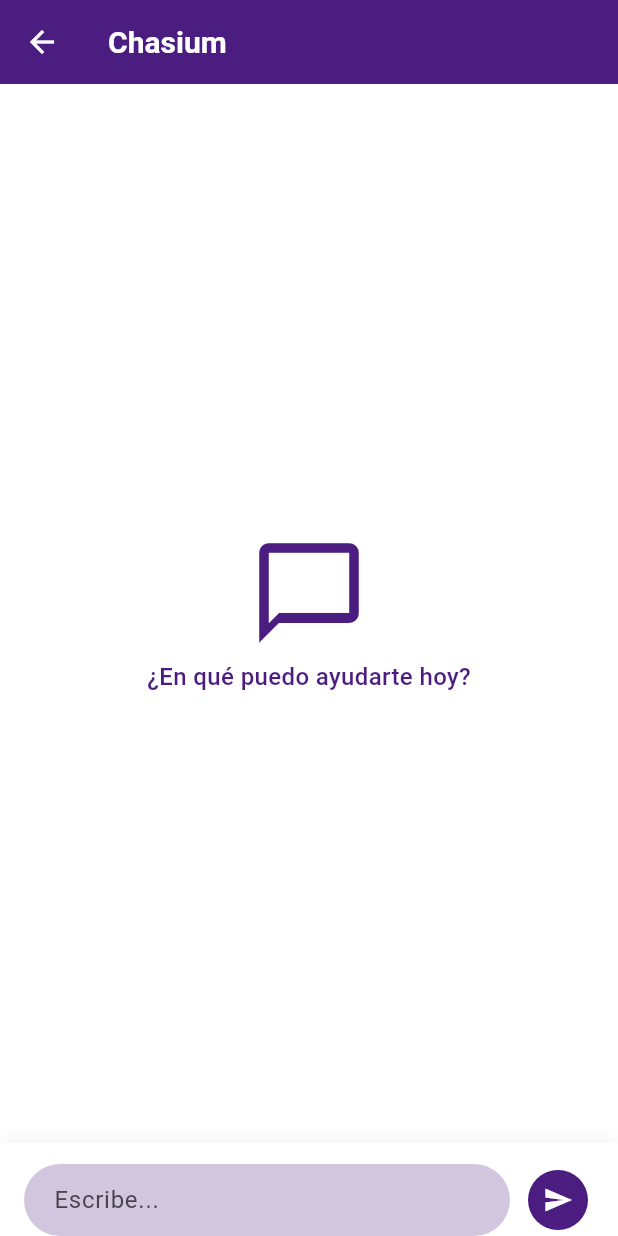
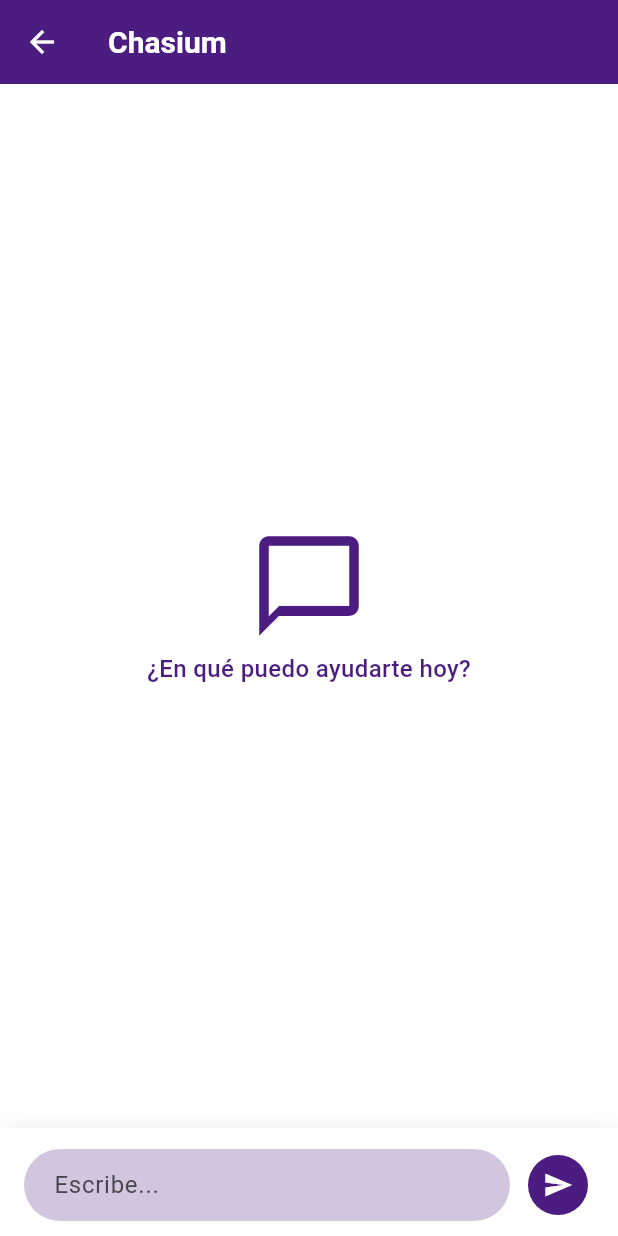
Before and after one commit to DanielAlexander27/hackathon-v2-deuna, a Flutter app: the ChatbotScreen screen opened by its route, on a phone screen of 412 x 824 dp. Run offline on Flutter 3.47's test engine with Material 3 defaults, Android fonts, the phone set to English and light mode, and no system bars; our stand-ins replace fl_chart, flutter_riverpod, go_router, riverpod_annotation; generated files the repository leaves out were written again.

Commit message:
Visual corrections.

```diff
--- a/lib/ui/screens/chatbot/widgets/chat_input.dart
+++ b/lib/ui/screens/chatbot/widgets/chat_input.dart
@@ -29,7 +29,10 @@
         left: 16,
         right: 16,
         top: 14,
-        bottom: MediaQuery.paddingOf(context).bottom,
+        bottom:
+            (MediaQuery.paddingOf(context).bottom != 0)
+                ? MediaQuery.paddingOf(context).bottom
+                : 10,
       ),
       child: Row(
         children: [
--- a/lib/ui/views/promotions/promotions_view.dart
+++ b/lib/ui/views/promotions/promotions_view.dart
@@ -6,11 +6,10 @@
   @override
   Widget build(BuildContext context) {
     return Scaffold(
-      backgroundColor: Colors.grey[100],
       appBar: AppBar(
         title: const Text(
           'Promociones',
-          style: TextStyle(fontWeight: FontWeight.w500, color: Colors.white,),
+          style: TextStyle(fontWeight: FontWeight.w500, color: Colors.white),
         ),
         backgroundColor: Colors.deepPurple,
       ),
```
